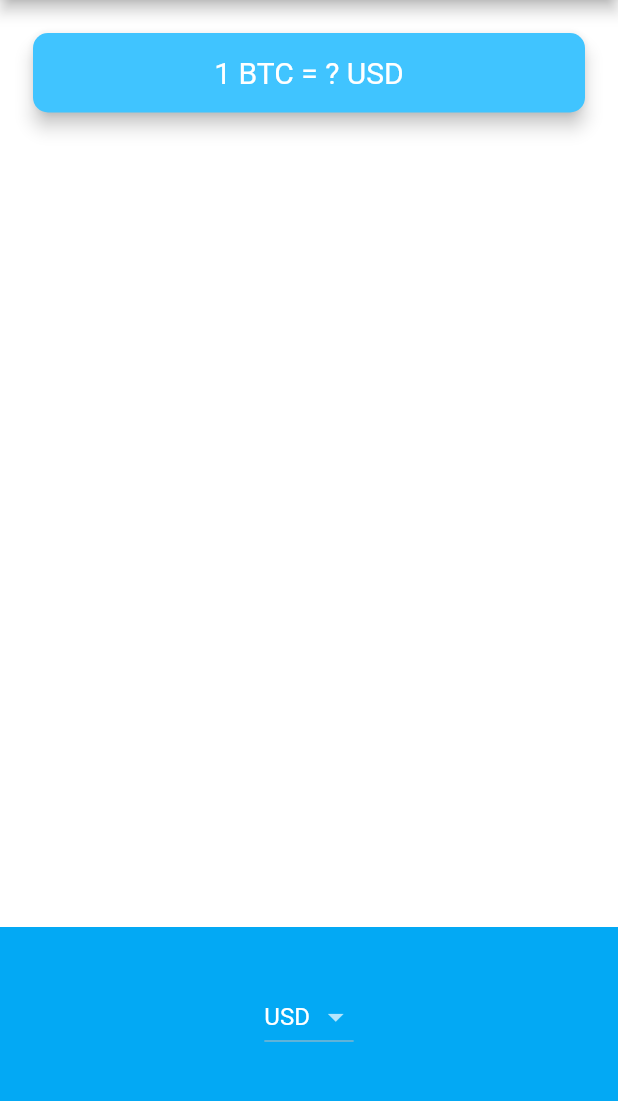
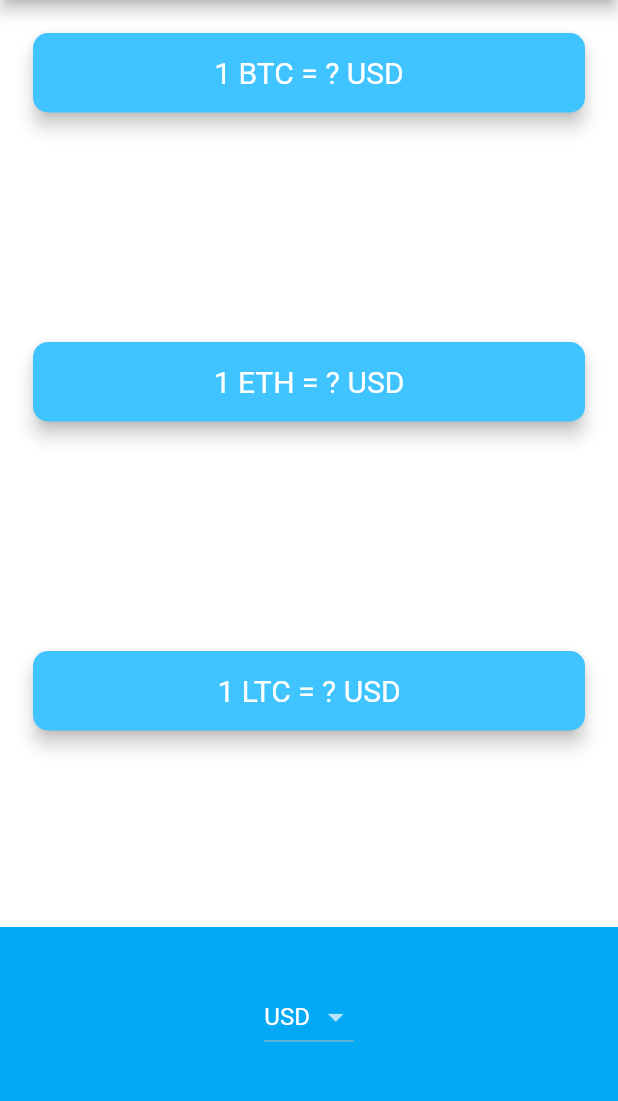
Before and after one commit to dtr-beast/Bitcoin-Ticker, a Flutter app: the screen it shows after launch, on a phone screen of 412 x 824 dp, the part 84-1185 px from its top. Run offline on Flutter 3.47's test engine with Material 2 defaults, Android fonts, the phone set to English and light mode, and no system bars; network calls fail.

Commit message:
Completed Bitcoin-Ticker Boss Level Challenge

```diff
--- a/lib/coin_data.dart
+++ b/lib/coin_data.dart
@@ -1,5 +1,16 @@
+import 'dart:convert';
+
 import 'package:flutter/cupertino.dart';
 import 'package:flutter/material.dart';
+import 'package:http/http.dart' as http;
+
+const kAPI_KEY = '260962FE-A1D7-4671-8757-F0EADDE97BB6';
+
+const List<String> cryptoCurrencyList = [
+  'BTC',
+  'ETH',
+  'LTC',
+];
 
 const List<String> currenciesList = [
   'AUD',
@@ -44,4 +55,15 @@ class CoinData {
     }
     return dropDownCurrencyList;
   }
+
+  static Future<String> getExchangeRate(
+      {currency = 'USD', cryptoCurrency = 'BTC'}) async {
+    http.Response response = await http.get(
+        'https://rest.coinapi.io/v1/exchangerate/$cryptoCurrency/$currency?apikey=$kAPI_KEY');
+    if (response.statusCode == 200) {
+      var jsonData = jsonDecode(response.body);
+      return jsonData['rate'].toStringAsFixed(2);
+    }
+    return null;
+  }
 }
--- a/lib/price_screen.dart
+++ b/lib/price_screen.dart
@@ -1,5 +1,10 @@
+import 'dart:io' show Platform;
+
 import 'package:bitcoin_ticker/coin_data.dart';
+import 'package:flutter/cupertino.dart';
 import 'package:flutter/material.dart';
+
+import 'coin_data.dart';
 
 class PriceScreen extends StatefulWidget {
   @override
@@ -7,7 +12,58 @@ class PriceScreen extends StatefulWidget {
 }
 
 class _PriceScreenState extends State<PriceScreen> {
-  String currentCurrency = 'USD';
+  String currency = 'USD';
+  String exchangeRate1 = '?';
+  String exchangeRate2 = '?';
+  String exchangeRate3 = '?';
+
+  Widget androidPicker() {
+    return DropdownButton(
+      value: currency,
+      items: CoinData.getCoinData(),
+      onChanged: (value) {
+        setState(() {
+          currency = value;
+          getRate();
+        });
+      },
+    );
+  }
+
+  Widget iOSPicker() {
+    return CupertinoPicker(
+      backgroundColor: Colors.lightBlue,
+      itemExtent: 32.0,
+      onSelectedItemChanged: (selectIndex) {
+        setState(() {
+          print(selectIndex);
+        });
+      },
+      children: CoinData.getCoinData(),
+    );
+  }
+
+  void getRate() async {
+    String btcRate = await CoinData.getExchangeRate(
+        currency: currency, cryptoCurrency: 'BTC');
+    String ethRate = await CoinData.getExchangeRate(
+        currency: currency, cryptoCurrency: 'ETH');
+    String ltcRate = await CoinData.getExchangeRate(
+        currency: currency, cryptoCurrency: 'LTC');
+    if (btcRate != null) {
+      setState(() {
+        exchangeRate1 = btcRate;
+        exchangeRate2 = ethRate;
+        exchangeRate3 = ltcRate;
+      });
+    }
+  }
+
+  @override
+  void initState() {
+    super.initState();
+    getRate();
+  }
 
   @override
   Widget build(BuildContext context) {
@@ -19,7 +75,46 @@ class _PriceScreenState extends State<PriceScreen> {
         mainAxisAlignment: MainAxisAlignment.spaceBetween,
         crossAxisAlignment: CrossAxisAlignment.stretch,
         children: <Widget>[
-          Padding(
+          CryptoCurrency(
+              cryptoCurrency: 'BTC',
+              exchangeRate: exchangeRate1,
+              currency: currency),
+          CryptoCurrency(
+              cryptoCurrency: 'ETH',
+              exchangeRate: exchangeRate2,
+              currency: currency),
+          CryptoCurrency(
+              cryptoCurrency: 'LTC',
+              exchangeRate: exchangeRate3,
+              currency: currency),
+          Container(
+            height: 150.0,
+            alignment: Alignment.center,
+            padding: EdgeInsets.only(bottom: 30.0),
+            color: Colors.lightBlue,
+            child: Platform.isIOS ? iOSPicker() : androidPicker(),
+          ),
+        ],
+      ),
+    );
+  }
+}
+
+class CryptoCurrency extends StatelessWidget {
+  const CryptoCurrency({
+    Key key,
+    @required this.cryptoCurrency,
+    @required this.exchangeRate,
+    @required this.currency,
+  }) : super(key: key);
+
+  final String cryptoCurrency;
+  final String exchangeRate;
+  final String currency;
+
+  @override
+  Widget build(BuildContext context) {
+    return Padding(
       padding: EdgeInsets.fromLTRB(18.0, 18.0, 18.0, 0),
       child: Card(
         color: Colors.lightBlueAccent,
@@ -30,7 +125,7 @@ class _PriceScreenState extends State<PriceScreen> {
         child: Padding(
           padding: EdgeInsets.symmetric(vertical: 15.0, horizontal: 28.0),
           child: Text(
-                  '1 BTC = ? USD',
+            '1 $cryptoCurrency = $exchangeRate $currency',
             textAlign: TextAlign.center,
             style: TextStyle(
               fontSize: 20.0,
@@ -39,24 +134,6 @@ class _PriceScreenState extends State<PriceScreen> {
           ),
         ),
       ),
-          ),
-          Container(
-            height: 150.0,
-            alignment: Alignment.center,
-            padding: EdgeInsets.only(bottom: 30.0),
-            color: Colors.lightBlue,
-            child: DropdownButton(
-              value: currentCurrency,
-              items: CoinData.getCoinData(),
-              onChanged: (value) {
-                setState(() {
-                  currentCurrency = value;
-                });
-              },
-            ),
-          ),
-        ],
-      ),
     );
   }
 }
--- a/pubspec.yaml
+++ b/pubspec.yaml
@@ -1,5 +1,5 @@
 name: bitcoin_ticker
-description: A new Flutter application.
+description: A Simple Cryptocurrency Price Tracker
 version: 1.0.0+1
 
 environment:
@@ -10,6 +10,7 @@ dependencies:
     sdk: flutter
 
   cupertino_icons: ^0.1.2
+  http: ^0.12.2
 
 dev_dependencies:
   flutter_test:
```
Also changed, not shown: pubspec.lock. Lines whose indentation alone changed are shown as unchanged.
